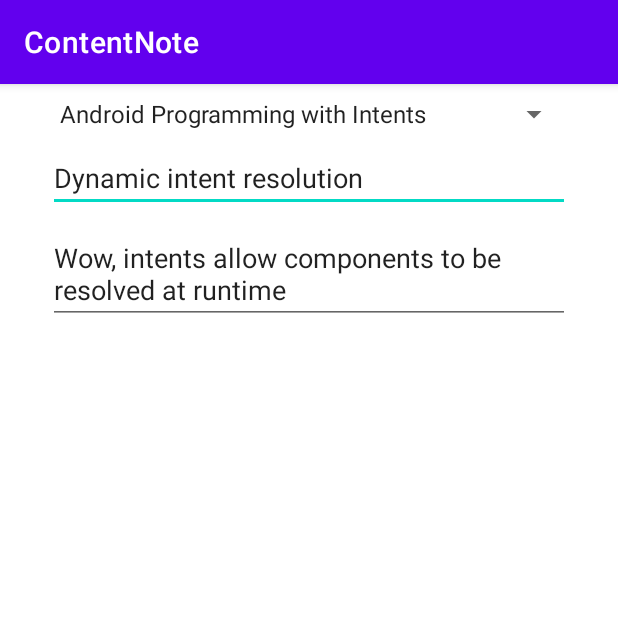
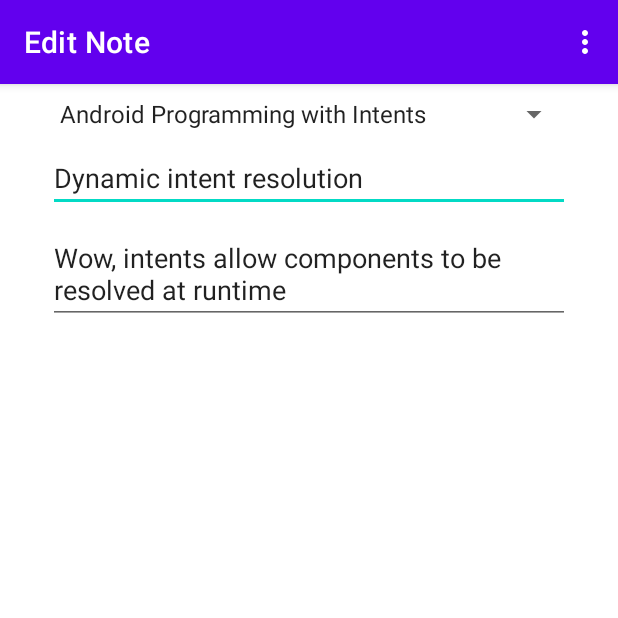
Before and after one commit to raemilcf/NoteKeeper, an Android app: the screen it shows after launch (NoteActivity), after a tap on an icon or button, on a phone screen of 412 x 824 dp, the top half of it. Run offline under Robolectric (Android 15) with nearby library versions, the phone set to English and light mode, and no system bars; our stand-ins replace navigation-ui.

Commit message:
create new note, send email

```diff
--- a/app/src/main/res/layout/activity_content_note.xml
+++ b/app/src/main/res/layout/activity_content_note.xml
@@ -9,6 +9,7 @@
     <com.google.android.material.appbar.AppBarLayout
         android:layout_width="match_parent"
         android:layout_height="wrap_content"
+
         android:theme="@style/Theme.NoteActivity.AppBarOverlay">
 
         <androidx.appcompat.widget.Toolbar
@@ -16,7 +17,10 @@
             android:layout_width="match_parent"
             android:layout_height="?attr/actionBarSize"
             android:background="?attr/colorPrimary"
-            app:popupTheme="@style/Theme.NoteActivity.PopupOverlay" />
+            app:popupTheme="@style/ThemeOverlay.AppCompat.Light"
+            app:theme="@style/ThemeOverlay.AppCompat.Dark.ActionBar"
+            app:title="@string/edit_note"
+            />
 
     </com.google.android.material.appbar.AppBarLayout>
 
--- /dev/null
+++ b/app/src/main/res/menu/menu_note.xml
@@ -0,0 +1,11 @@
+<?xml version="1.0" encoding="utf-8"?>
+<menu xmlns:android="http://schemas.android.com/apk/res/android">
+    <item android:id="@+id/sendEmail"
+        android:title="@string/sendEmail"/>
+    <item android:id="@+id/cancel"
+        android:title="@string/cancel" />
+    <item android:id="@+id/settings"
+        android:title="@string/settings" />
+    <item android:id="@+id/login"
+        android:title="@string/login" />
+</menu>
--- a/app/src/main/res/values/strings.xml
+++ b/app/src/main/res/values/strings.xml
@@ -10,4 +10,11 @@
     <string name="hello_first_fragment">Hello first fragment</string>
     <string name="hello_second_fragment">Hello second fragment. Arg: %1$s</string>
     <string name="title_activity_note_list">NoteListActivity</string>
+    <string name="edit_note">Edit Note</string>
+    <string name="title_activity_main2">MainActivity2</string>
+    <string name="settings">Settings</string>
+    <string name="login"> Log in</string>
+    <string name="sendEmail">Send Email</string>
+    <string name="cancel">Cancel</string>
+
 </resources>
```
Also changed, not shown: app/src/main/java/com/example/noteactivity/NoteActivity.java (+76 -1 lines), app/src/main/res/navigation/nav_graph3.xml (added, +28 -0 lines).
